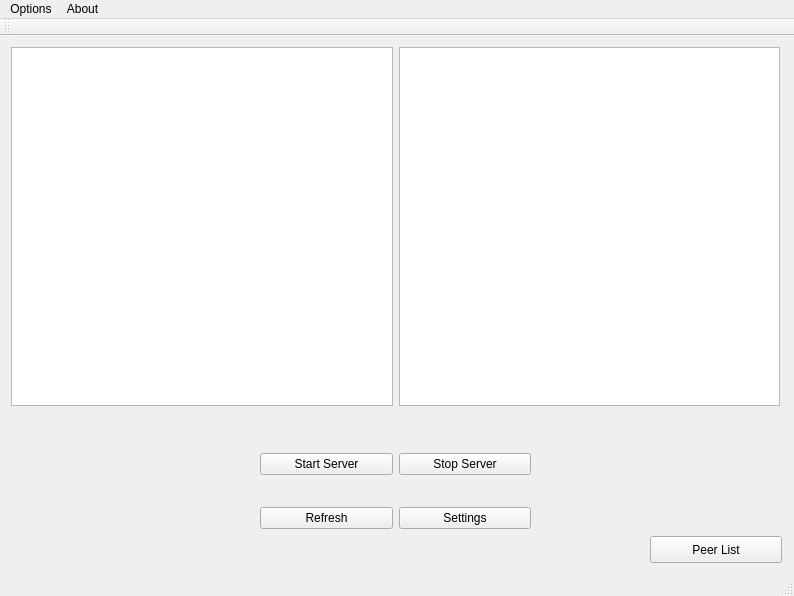
Old version of the form TCP Client 7005/Qt7005TCPServer/mainwindow.ui in the repository razc411/ridingthecode.
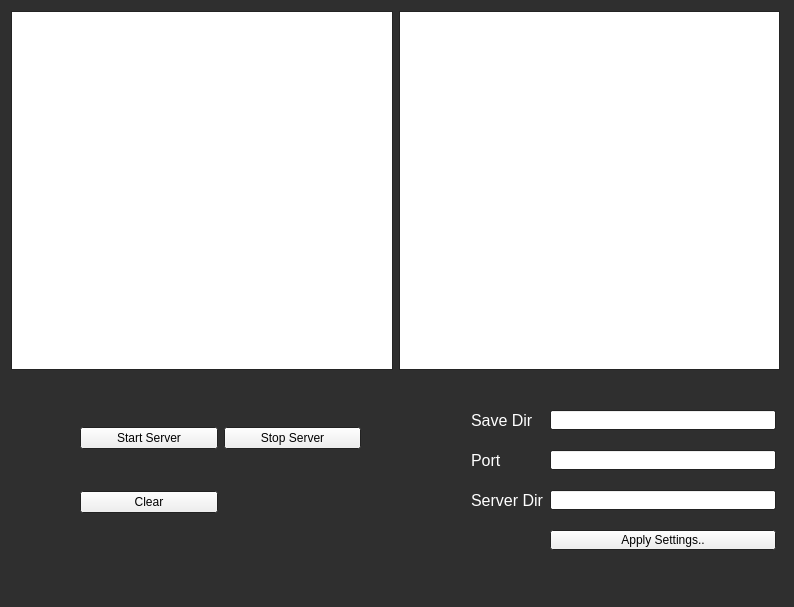
New version of the form.

Patch:
```diff
--- a/TCP Client 7005/Qt7005TCPServer/mainwindow.ui
+++ b/TCP Client 7005/Qt7005TCPServer/mainwindow.ui
@@ -7,9 +7,73 @@
     <x>0</x>
     <y>0</y>
     <width>794</width>
-    <height>596</height>
+    <height>607</height>
    </rect>
   </property>
+  <property name="palette">
+   <palette>
+    <active>
+     <colorrole role="Base">
+      <brush brushstyle="SolidPattern">
+       <color alpha="255">
+        <red>255</red>
+        <green>255</green>
+        <blue>255</blue>
+       </color>
+      </brush>
+     </colorrole>
+     <colorrole role="Window">
+      <brush brushstyle="SolidPattern">
+       <color alpha="255">
+        <red>47</red>
+        <green>47</green>
+        <blue>47</blue>
+       </color>
+      </brush>
+     </colorrole>
+    </active>
+    <inactive>
+     <colorrole role="Base">
+      <brush brushstyle="SolidPattern">
+       <color alpha="255">
+        <red>255</red>
+        <green>255</green>
+        <blue>255</blue>
+       </color>
+      </brush>
+     </colorrole>
+     <colorrole role="Window">
+      <brush brushstyle="SolidPattern">
+       <color alpha="255">
+        <red>47</red>
+        <green>47</green>
+        <blue>47</blue>
+       </color>
+      </brush>
+     </colorrole>
+    </inactive>
+    <disabled>
+     <colorrole role="Base">
+      <brush brushstyle="SolidPattern">
+       <color alpha="255">
+        <red>47</red>
+        <green>47</green>
+        <blue>47</blue>
+       </color>
+      </brush>
+     </colorrole>
+     <colorrole role="Window">
+      <brush brushstyle="SolidPattern">
+       <color alpha="255">
+        <red>47</red>
+        <green>47</green>
+        <blue>47</blue>
+       </color>
+      </brush>
+     </colorrole>
+    </disabled>
+   </palette>
+  </property>
   <property name="windowTitle">
    <string>MainWindow</string>
   </property>
@@ -35,10 +99,10 @@
    <widget class="QWidget" name="gridLayoutWidget">
     <property name="geometry">
      <rect>
-      <x>160</x>
+      <x>-20</x>
       <y>380</y>
-      <width>471</width>
-      <height>151</height>
+      <width>481</width>
+      <height>181</height>
      </rect>
     </property>
     <layout class="QGridLayout" name="gridLayout">
@@ -48,20 +112,6 @@
      <property name="rightMargin">
       <number>100</number>
      </property>
-     <item row="2" column="0">
-      <widget class="QPushButton" name="refresh">
-       <property name="text">
-        <string>Refresh</string>
-       </property>
-      </widget>
-     </item>
-     <item row="0" column="0">
-      <widget class="QPushButton" name="startServer">
-       <property name="text">
-        <string>Start Server</string>
-       </property>
-      </widget>
-     </item>
      <item row="0" column="1">
       <widget class="QPushButton" name="stopServer">
        <property name="text">
@@ -69,28 +119,290 @@
        </property>
       </widget>
      </item>
+     <item row="0" column="0">
+      <widget class="QPushButton" name="startServer">
+       <property name="text">
+        <string>Start Server</string>
+       </property>
+      </widget>
+     </item>
+     <item row="1" column="0">
+      <widget class="QPushButton" name="clearStatus">
+       <property name="text">
+        <string>Clear</string>
+       </property>
+      </widget>
+     </item>
+    </layout>
+   </widget>
+   <widget class="QWidget" name="formLayoutWidget">
+    <property name="geometry">
+     <rect>
+      <x>460</x>
+      <y>380</y>
+      <width>331</width>
+      <height>181</height>
+     </rect>
+    </property>
+    <layout class="QFormLayout" name="formLayout">
+     <property name="fieldGrowthPolicy">
+      <enum>QFormLayout::AllNonFixedFieldsGrow</enum>
+     </property>
+     <property name="verticalSpacing">
+      <number>20</number>
+     </property>
+     <property name="topMargin">
+      <number>30</number>
+     </property>
+     <property name="rightMargin">
+      <number>15</number>
+     </property>
+     <item row="1" column="0">
+      <widget class="QLabel" name="label_3">
+       <property name="palette">
+        <palette>
+         <active>
+          <colorrole role="WindowText">
+           <brush brushstyle="SolidPattern">
+            <color alpha="255">
+             <red>255</red>
+             <green>255</green>
+             <blue>255</blue>
+            </color>
+           </brush>
+          </colorrole>
+          <colorrole role="Text">
+           <brush brushstyle="SolidPattern">
+            <color alpha="255">
+             <red>255</red>
+             <green>255</green>
+             <blue>255</blue>
+            </color>
+           </brush>
+          </colorrole>
+          <colorrole role="ButtonText">
+           <brush brushstyle="SolidPattern">
+            <color alpha="255">
+             <red>255</red>
+             <green>255</green>
+             <blue>255</blue>
+            </color>
+           </brush>
+          </colorrole>
+          <colorrole role="ToolTipText">
+           <brush brushstyle="SolidPattern">
+            <color alpha="255">
+             <red>255</red>
+             <green>255</green>
+             <blue>255</blue>
+            </color>
+           </brush>
+          </colorrole>
+         </active>
+         <inactive>
+          <colorrole role="WindowText">
+           <brush brushstyle="SolidPattern">
+            <color alpha="255">
+             <red>255</red>
+             <green>255</green>
+             <blue>255</blue>
+            </color>
+           </brush>
+          </colorrole>
+          <colorrole role="Text">
+           <brush brushstyle="SolidPattern">
+            <color alpha="255">
+             <red>255</red>
+             <green>255</green>
+             <blue>255</blue>
+            </color>
+           </brush>
+          </colorrole>
+          <colorrole role="ButtonText">
+           <brush brushstyle="SolidPattern">
+            <color alpha="255">
+             <red>255</red>
+             <green>255</green>
+             <blue>255</blue>
+            </color>
+           </brush>
+          </colorrole>
+          <colorrole role="ToolTipText">
+           <brush brushstyle="SolidPattern">
+            <color alpha="255">
+             <red>255</red>
+             <green>255</green>
+             <blue>255</blue>
+            </color>
+           </brush>
+          </colorrole>
+         </inactive>
+         <disabled>
+          <colorrole role="WindowText">
+           <brush brushstyle="SolidPattern">
+            <color alpha="255">
+             <red>122</red>
+             <green>122</green>
+             <blue>122</blue>
+            </color>
+           </brush>
+          </colorrole>
+          <colorrole role="Text">
+           <brush brushstyle="SolidPattern">
+            <color alpha="255">
+             <red>122</red>
+             <green>122</green>
+             <blue>122</blue>
+            </color>
+           </brush>
+          </colorrole>
+          <colorrole role="ButtonText">
+           <brush brushstyle="SolidPattern">
+            <color alpha="255">
+             <red>122</red>
+             <green>122</green>
+             <blue>122</blue>
+            </color>
+           </brush>
+          </colorrole>
+          <colorrole role="ToolTipText">
+           <brush brushstyle="SolidPattern">
+            <color alpha="255">
+             <red>255</red>
+             <green>255</green>
+             <blue>255</blue>
+            </color>
+           </brush>
+          </colorrole>
+         </disabled>
+        </palette>
+       </property>
+       <property name="font">
+        <font>
+         <pointsize>12</pointsize>
+        </font>
+       </property>
+       <property name="text">
+        <string>Port</string>
+       </property>
+      </widget>
+     </item>
+     <item row="1" column="1">
+      <widget class="QLineEdit" name="portEdit"/>
+     </item>
+     <item row="2" column="0">
+      <widget class="QLabel" name="label_2">
+       <property name="palette">
+        <palette>
+         <active>
+          <colorrole role="WindowText">
+           <brush brushstyle="SolidPattern">
+            <color alpha="255">
+             <red>255</red>
+             <green>255</green>
+             <blue>255</blue>
+            </color>
+           </brush>
+          </colorrole>
+         </active>
+         <inactive>
+          <colorrole role="WindowText">
+           <brush brushstyle="SolidPattern">
+            <color alpha="255">
+             <red>255</red>
+             <green>255</green>
+             <blue>255</blue>
+            </color>
+           </brush>
+          </colorrole>
+         </inactive>
+         <disabled>
+          <colorrole role="WindowText">
+           <brush brushstyle="SolidPattern">
+            <color alpha="255">
+             <red>122</red>
+             <green>122</green>
+             <blue>122</blue>
+            </color>
+           </brush>
+          </colorrole>
+         </disabled>
+        </palette>
+       </property>
+       <property name="font">
+        <font>
+         <pointsize>12</pointsize>
+        </font>
+       </property>
+       <property name="text">
+        <string>Server Dir</string>
+       </property>
+      </widget>
+     </item>
      <item row="2" column="1">
+      <widget class="QLineEdit" name="directoryEdit"/>
+     </item>
+     <item row="3" column="1">
       <widget class="QPushButton" name="settings">
        <property name="text">
-        <string>Settings</string>
+        <string>Apply Settings..</string>
        </property>
       </widget>
      </item>
+     <item row="0" column="0">
+      <widget class="QLabel" name="label">
+       <property name="palette">
+        <palette>
+         <active>
+          <colorrole role="WindowText">
+           <brush brushstyle="SolidPattern">
+            <color alpha="255">
+             <red>255</red>
+             <green>255</green>
+             <blue>255</blue>
+            </color>
+           </brush>
+          </colorrole>
+         </active>
+         <inactive>
+          <colorrole role="WindowText">
+           <brush brushstyle="SolidPattern">
+            <color alpha="255">
+             <red>255</red>
+             <green>255</green>
+             <blue>255</blue>
+            </color>
+           </brush>
+          </colorrole>
+         </inactive>
+         <disabled>
+          <colorrole role="WindowText">
+           <brush brushstyle="SolidPattern">
+            <color alpha="255">
+             <red>122</red>
+             <green>122</green>
+             <blue>122</blue>
+            </color>
+           </brush>
+          </colorrole>
+         </disabled>
+        </palette>
+       </property>
+       <property name="font">
+        <font>
+         <pointsize>12</pointsize>
+        </font>
+       </property>
+       <property name="text">
+        <string>Save Dir</string>
+       </property>
+      </widget>
+     </item>
+     <item row="0" column="1">
+      <widget class="QLineEdit" name="saveDir"/>
+     </item>
     </layout>
    </widget>
-   <widget class="QPushButton" name="pList">
-    <property name="geometry">
-     <rect>
-      <x>650</x>
-      <y>500</y>
-      <width>132</width>
-      <height>27</height>
-     </rect>
-    </property>
-    <property name="text">
-     <string>Peer List</string>
-    </property>
-   </widget>
   </widget>
   <widget class="QMenuBar" name="menuBar">
    <property name="geometry">
@@ -98,33 +410,10 @@
      <x>0</x>
      <y>0</y>
      <width>794</width>
-     <height>24</height>
+     <height>19</height>
     </rect>
    </property>
-   <widget class="QMenu" name="menuOptions">
-    <property name="title">
-     <string>Options</string>
-    </property>
-   </widget>
-   <widget class="QMenu" name="menuAbout">
-    <property name="title">
-     <string>About</string>
-    </property>
-    <addaction name="actionHelp"/>
-    <addaction name="actionAbout"/>
-   </widget>
-   <addaction name="menuOptions"/>
-   <addaction name="menuAbout"/>
   </widget>
-  <widget class="QToolBar" name="mainToolBar">
-   <attribute name="toolBarArea">
-    <enum>TopToolBarArea</enum>
-   </attribute>
-   <attribute name="toolBarBreak">
-    <bool>false</bool>
-   </attribute>
-  </widget>
-  <widget class="QStatusBar" name="statusBar"/>
   <action name="actionHelp">
    <property name="text">
     <string>Help</string>
```
